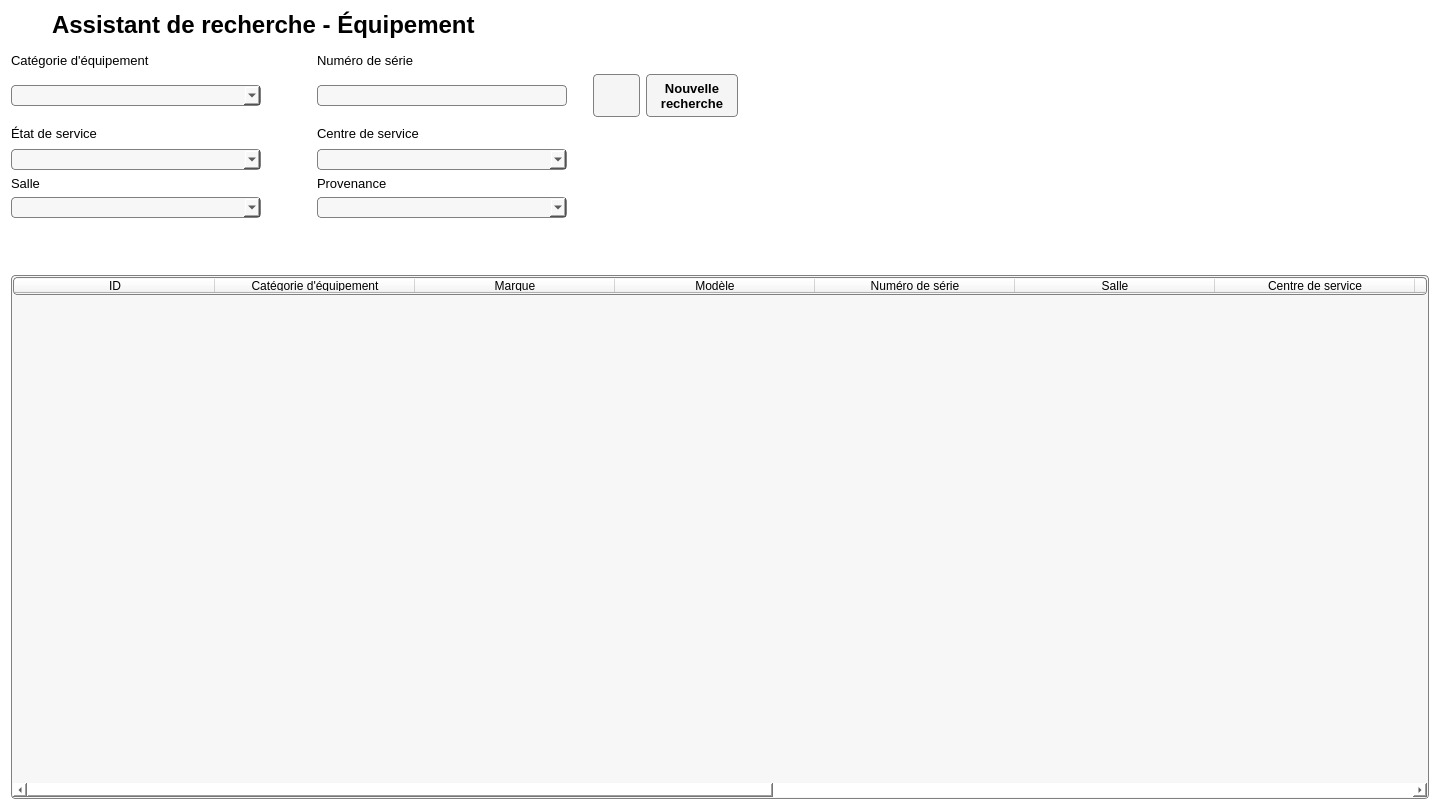
ProjetPC2/SIMM2.0-DEV, file Interface/FenetresEnUI/RechercheEquipement.ui: the form before one commit.
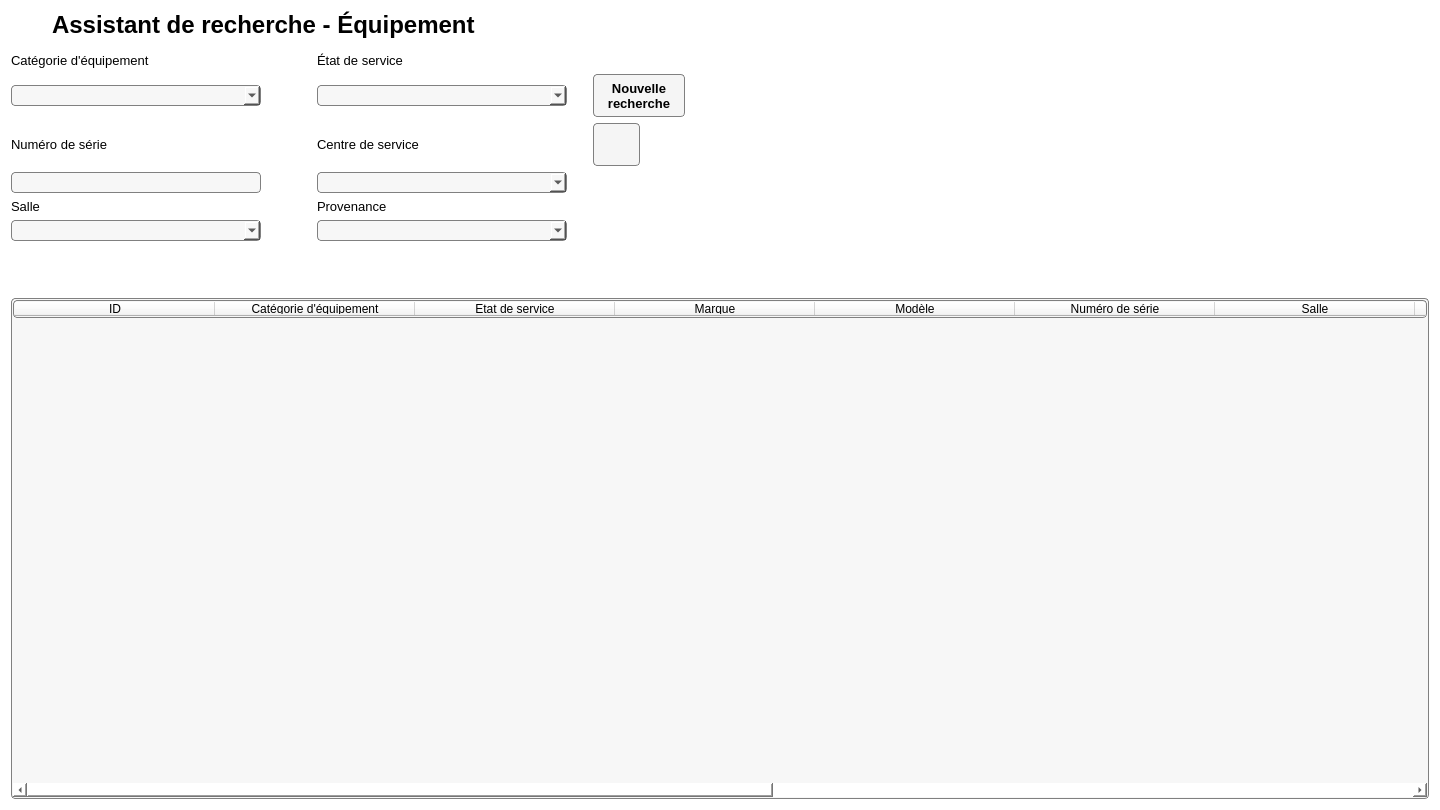
The form after the commit. Icons and pictures are not drawn.

Commit message: Essai de changer le tableau EtatService

What changed in the file:
```diff
--- a/Interface/FenetresEnUI/RechercheEquipement.ui
+++ b/Interface/FenetresEnUI/RechercheEquipement.ui
@@ -68,39 +68,8 @@
     <layout class="QHBoxLayout" name="horizontalLayout_2">
      <item>
       <layout class="QGridLayout" name="gridLayout">
-       <item row="2" column="1">
-        <spacer name="horizontalSpacer">
-         <property name="orientation">
-          <enum>Qt::Horizontal</enum>
-         </property>
-         <property name="sizeType">
-          <enum>QSizePolicy::Fixed</enum>
-         </property>
-         <property name="sizeHint" stdset="0">
-          <size>
-           <width>50</width>
-           <height>20</height>
-          </size>
-         </property>
-        </spacer>
-       </item>
-       <item row="3" column="2">
-        <widget class="QComboBox" name="comboBoxCentreService">
-         <property name="minimumSize">
-          <size>
-           <width>250</width>
-           <height>0</height>
-          </size>
-         </property>
-         <property name="font">
-          <font>
-           <pointsize>10</pointsize>
-          </font>
-         </property>
-        </widget>
-       </item>
-       <item row="2" column="2">
-        <widget class="QLabel" name="labelCentreService">
+       <item row="0" column="2">
+        <widget class="QLabel" name="labelEtatService">
          <property name="font">
           <font>
            <pointsize>10</pointsize>
@@ -110,32 +79,42 @@
           <string notr="true">background: white;</string>
          </property>
          <property name="text">
-          <string>Centre de service</string>
+          <string>État de service</string>
          </property>
         </widget>
        </item>
        <item row="3" column="0">
-        <widget class="QComboBox" name="comboBoxEtatService">
-         <property name="minimumSize">
-          <size>
-           <width>250</width>
-           <height>0</height>
-          </size>
-         </property>
-         <property name="maximumSize">
-          <size>
-           <width>250</width>
-           <height>16777215</height>
-          </size>
-         </property>
+        <widget class="QLabel" name="labelNumeroSerie">
          <property name="font">
           <font>
            <pointsize>10</pointsize>
           </font>
          </property>
+         <property name="styleSheet">
+          <string notr="true">background: white;</string>
+         </property>
+         <property name="text">
+          <string>Numéro de série</string>
+         </property>
         </widget>
        </item>
-       <item row="5" column="2">
+       <item row="3" column="1">
+        <spacer name="horizontalSpacer">
+         <property name="orientation">
+          <enum>Qt::Horizontal</enum>
+         </property>
+         <property name="sizeType">
+          <enum>QSizePolicy::Fixed</enum>
+         </property>
+         <property name="sizeHint" stdset="0">
+          <size>
+           <width>50</width>
+           <height>20</height>
+          </size>
+         </property>
+        </spacer>
+       </item>
+       <item row="7" column="2">
         <widget class="QComboBox" name="comboBoxProvenance">
          <property name="minimumSize">
           <size>
@@ -166,8 +145,8 @@
          </property>
         </widget>
        </item>
-       <item row="2" column="0">
-        <widget class="QLabel" name="labelEtatService">
+       <item row="3" column="2">
+        <widget class="QLabel" name="labelCentreService">
          <property name="font">
           <font>
            <pointsize>10</pointsize>
@@ -177,11 +156,11 @@
           <string notr="true">background: white;</string>
          </property>
          <property name="text">
-          <string>État de service</string>
+          <string>Centre de service</string>
          </property>
         </widget>
        </item>
-       <item row="4" column="2">
+       <item row="6" column="2">
         <widget class="QLabel" name="labelProvenance">
          <property name="font">
           <font>
@@ -196,6 +175,21 @@
          </property>
         </widget>
        </item>
+       <item row="5" column="2">
+        <widget class="QComboBox" name="comboBoxCentreService">
+         <property name="minimumSize">
+          <size>
+           <width>250</width>
+           <height>0</height>
+          </size>
+         </property>
+         <property name="font">
+          <font>
+           <pointsize>10</pointsize>
+          </font>
+         </property>
+        </widget>
+       </item>
        <item row="1" column="0">
         <widget class="QComboBox" name="comboBoxCategorieEquipement">
          <property name="sizePolicy">
@@ -223,6 +217,72 @@
          </property>
         </widget>
        </item>
+       <item row="1" column="6">
+        <spacer name="horizontalSpacer_3">
+         <property name="orientation">
+          <enum>Qt::Horizontal</enum>
+         </property>
+         <property name="sizeHint" stdset="0">
+          <size>
+           <width>40</width>
+           <height>20</height>
+          </size>
+         </property>
+        </spacer>
+       </item>
+       <item row="7" column="0">
+        <widget class="QComboBox" name="comboBoxSalle">
+         <property name="minimumSize">
+          <size>
+           <width>250</width>
+           <height>0</height>
+          </size>
+         </property>
+         <property name="maximumSize">
+          <size>
+           <width>250</width>
+           <height>16777215</height>
+          </size>
+         </property>
+         <property name="font">
+          <font>
+           <pointsize>10</pointsize>
+          </font>
+         </property>
+        </widget>
+       </item>
+       <item row="8" column="0">
+        <spacer name="verticalSpacer">
+         <property name="orientation">
+          <enum>Qt::Vertical</enum>
+         </property>
+         <property name="sizeType">
+          <enum>QSizePolicy::Fixed</enum>
+         </property>
+         <property name="sizeHint" stdset="0">
+          <size>
+           <width>20</width>
+           <height>20</height>
+          </size>
+         </property>
+        </spacer>
+       </item>
+       <item row="1" column="3">
+        <spacer name="horizontalSpacer_4">
+         <property name="orientation">
+          <enum>Qt::Horizontal</enum>
+         </property>
+         <property name="sizeType">
+          <enum>QSizePolicy::Fixed</enum>
+         </property>
+         <property name="sizeHint" stdset="0">
+          <size>
+           <width>20</width>
+           <height>20</height>
+          </size>
+         </property>
+        </spacer>
+       </item>
        <item row="1" column="5">
         <widget class="QPushButton" name="boutonNouvelleRecherche">
          <property name="minimumSize">
@@ -253,100 +313,7 @@
          </property>
         </widget>
        </item>
-       <item row="1" column="2">
-        <widget class="QLineEdit" name="lineEditNumeroSerie">
-         <property name="minimumSize">
-          <size>
-           <width>250</width>
-           <height>0</height>
-          </size>
-         </property>
-         <property name="maximumSize">
-          <size>
-           <width>250</width>
-           <height>16777215</height>
-          </size>
-         </property>
-         <property name="font">
-          <font>
-           <pointsize>10</pointsize>
-          </font>
-         </property>
-         <property name="styleSheet">
-          <string notr="true">padding: 1px;
-border-style: solid;
-border: 1px solid gray;
-border-radius: 4px;
-background:rgb(247,247,247);</string>
-         </property>
-        </widget>
-       </item>
-       <item row="0" column="2">
-        <widget class="QLabel" name="labelNumeroSerie">
-         <property name="font">
-          <font>
-           <pointsize>10</pointsize>
-          </font>
-         </property>
-         <property name="styleSheet">
-          <string notr="true">background: white;</string>
-         </property>
-         <property name="text">
-          <string>Numéro de série</string>
-         </property>
-        </widget>
-       </item>
-       <item row="1" column="6">
-        <spacer name="horizontalSpacer_3">
-         <property name="orientation">
-          <enum>Qt::Horizontal</enum>
-         </property>
-         <property name="sizeHint" stdset="0">
-          <size>
-           <width>40</width>
-           <height>20</height>
-          </size>
-         </property>
-        </spacer>
-       </item>
-       <item row="1" column="3">
-        <spacer name="horizontalSpacer_4">
-         <property name="orientation">
-          <enum>Qt::Horizontal</enum>
-         </property>
-         <property name="sizeType">
-          <enum>QSizePolicy::Fixed</enum>
-         </property>
-         <property name="sizeHint" stdset="0">
-          <size>
-           <width>20</width>
-           <height>20</height>
-          </size>
-         </property>
-        </spacer>
-       </item>
-       <item row="5" column="0">
-        <widget class="QComboBox" name="comboBoxSalle">
-         <property name="minimumSize">
-          <size>
-           <width>250</width>
-           <height>0</height>
-          </size>
-         </property>
-         <property name="maximumSize">
-          <size>
-           <width>250</width>
-           <height>16777215</height>
-          </size>
-         </property>
-         <property name="font">
-          <font>
-           <pointsize>10</pointsize>
-          </font>
-         </property>
-        </widget>
-       </item>
-       <item row="4" column="0">
+       <item row="6" column="0">
         <widget class="QLabel" name="labelSalle">
          <property name="font">
           <font>
@@ -361,55 +328,7 @@
          </property>
         </widget>
        </item>
-       <item row="1" column="4">
-        <widget class="QPushButton" name="boutonActualiser">
-         <property name="minimumSize">
-          <size>
-           <width>47</width>
-           <height>43</height>
-          </size>
-         </property>
-         <property name="maximumSize">
-          <size>
-           <width>47</width>
-           <height>43</height>
-          </size>
-         </property>
-         <property name="cursor">
-          <cursorShape>PointingHandCursor</cursorShape>
-         </property>
-         <property name="text">
-          <string/>
-         </property>
-         <property name="icon">
-          <iconset>
-           <normaloff>SIMM2.0-DEV-master (1)/SIMM2.0-DEV-master/Interface/FenetresEnUI/Images/refresh-button-2.png</normaloff>SIMM2.0-DEV-master (1)/SIMM2.0-DEV-master/Interface/FenetresEnUI/Images/refresh-button-2.png</iconset>
-         </property>
-         <property name="iconSize">
-          <size>
-           <width>50</width>
-           <height>50</height>
-          </size>
-         </property>
-        </widget>
-       </item>
-       <item row="6" column="0">
-        <spacer name="verticalSpacer">
-         <property name="orientation">
-          <enum>Qt::Vertical</enum>
-         </property>
-         <property name="sizeType">
-          <enum>QSizePolicy::Fixed</enum>
-         </property>
-         <property name="sizeHint" stdset="0">
-          <size>
-           <width>20</width>
-           <height>20</height>
-          </size>
-         </property>
-        </spacer>
-       </item>
-       <item row="7" column="0">
+       <item row="9" column="0">
         <widget class="QTextEdit" name="lineEditNombreDeResultats">
          <property name="enabled">
           <bool>true</bool>
@@ -449,6 +368,87 @@
          </property>
         </widget>
        </item>
+       <item row="1" column="2">
+        <widget class="QComboBox" name="comboBoxEtatService">
+         <property name="minimumSize">
+          <size>
+           <width>250</width>
+           <height>0</height>
+          </size>
+         </property>
+         <property name="maximumSize">
+          <size>
+           <width>250</width>
+           <height>16777215</height>
+          </size>
+         </property>
+         <property name="font">
+          <font>
+           <pointsize>10</pointsize>
+          </font>
+         </property>
+        </widget>
+       </item>
+       <item row="5" column="0">
+        <widget class="QLineEdit" name="lineEditNumeroSerie">
+         <property name="minimumSize">
+          <size>
+           <width>250</width>
+           <height>0</height>
+          </size>
+         </property>
+         <property name="maximumSize">
+          <size>
+           <width>250</width>
+           <height>16777215</height>
+          </size>
+         </property>
+         <property name="font">
+          <font>
+           <pointsize>10</pointsize>
+          </font>
+         </property>
+         <property name="styleSheet">
+          <string notr="true">padding: 1px;
+border-style: solid;
+border: 1px solid gray;
+border-radius: 4px;
+background:rgb(247,247,247);</string>
+         </property>
+        </widget>
+       </item>
+       <item row="3" column="5">
+        <widget class="QPushButton" name="boutonActualiser">
+         <property name="minimumSize">
+          <size>
+           <width>47</width>
+           <height>43</height>
+          </size>
+         </property>
+         <property name="maximumSize">
+          <size>
+           <width>47</width>
+           <height>43</height>
+          </size>
+         </property>
+         <property name="cursor">
+          <cursorShape>PointingHandCursor</cursorShape>
+         </property>
+         <property name="text">
+          <string/>
+         </property>
+         <property name="icon">
+          <iconset>
+           <normaloff>SIMM2.0-DEV-master (1)/SIMM2.0-DEV-master/Interface/FenetresEnUI/Images/refresh-button-2.png</normaloff>SIMM2.0-DEV-master (1)/SIMM2.0-DEV-master/Interface/FenetresEnUI/Images/refresh-button-2.png</iconset>
+         </property>
+         <property name="iconSize">
+          <size>
+           <width>32</width>
+           <height>32</height>
+          </size>
+         </property>
+        </widget>
+       </item>
       </layout>
      </item>
     </layout>
@@ -573,6 +573,11 @@
        <string>Catégorie d'équipement</string>
       </property>
      </column>
+     <column>
+      <property name="text">
+       <string>État de service</string>
+      </property>
+     </column>
      <column>
       <property name="text">
        <string>Marque</string>
@@ -613,11 +618,6 @@
        <string>Provenance</string>
       </property>
      </column>
-     <column>
-      <property name="text">
-       <string>État de service</string>
-      </property>
-     </column>
      <column>
       <property name="text">
        <string>État de conservation</string>
```
Left out of the diff: 2 changed lines with no effect on the pictures. The commit also changes 2 other files.
